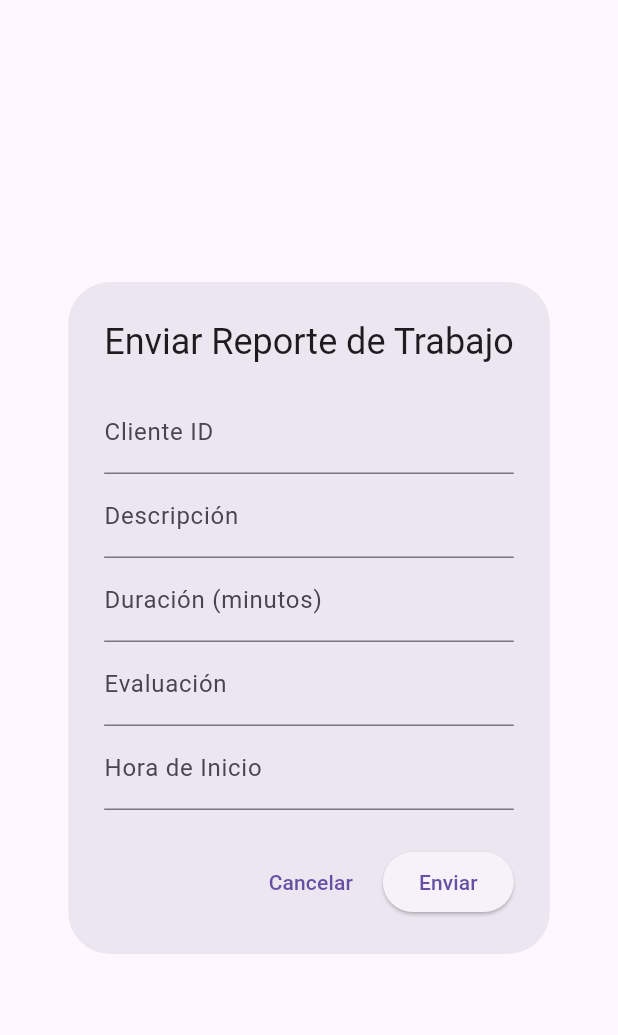
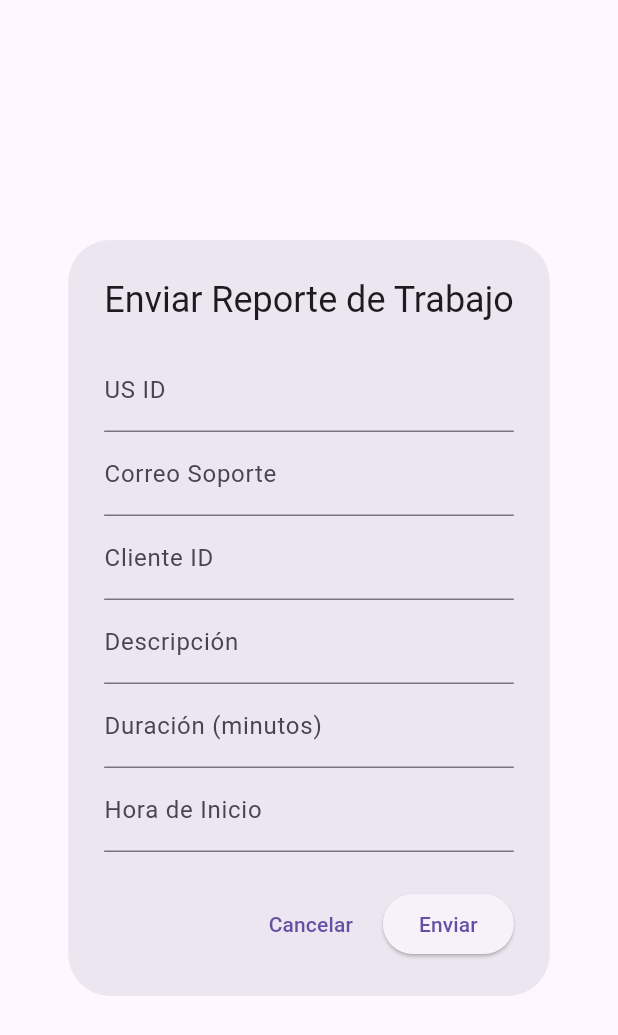
Before and after one commit to ChristianMA19/controlarPersonal_remoto, a Flutter app: the ReportDialog widget shown alone on an empty page, opened directly with empty values, after a tap on "Enviar", on a phone screen of 412 x 824 dp. Shown: the top 1035 px of the screen. Run offline on Flutter 3.47's test engine with Material 3 defaults, Android fonts, the phone set to English and light mode, and no system bars; our stand-ins replace flutter_rating_bar, get, loggy, sqflite; accounts and stored records are empty; network calls fail.

Commit message:
functions update

```diff
--- a/lib/data/datasources/local/localReport_datasource.dart
+++ b/lib/data/datasources/local/localReport_datasource.dart
@@ -35,6 +35,7 @@ class IDataBase implements FuncLocalReportDatasource {
     await db.execute('''
       CREATE TABLE reports (
         id INTEGER PRIMARY KEY AUTOINCREMENT,
+        correoSoporte TEXT,
         clienteID TEXT,
         descripcion TEXT,
         duracion INTEGER,
--- a/lib/data/datasources/remote/report_datasource.dart
+++ b/lib/data/datasources/remote/report_datasource.dart
@@ -7,7 +7,7 @@ import '../../../domain/models/report.dart';
 import '../remote/func_report_datasource.dart';
 
 class ReportDatasource implements FuncReportDatasource {
-  final String baseURL = 'https://retoolapi.dev/lRtcXx/data';
+  final String baseURL = 'https://retoolapi.dev/G7bm5J/data';
 
   @override
   Future<void> agregarReportesi(Report report, int status) async {
--- a/lib/domain/models/report.dart
+++ b/lib/domain/models/report.dart
@@ -1,6 +1,8 @@
 class Report {
   Report({
     this.id,
+    required this.usid,
+    required this.correoSoporte,
     required this.clienteID,
     required this.descripcion,
     required this.duracion,
@@ -9,7 +11,9 @@ class Report {
   });
 
   int? id;
-  String clienteID;
+  int usid;
+  String correoSoporte;
+  int clienteID;
   String descripcion;
   int duracion;
   String evaluacion;
@@ -18,6 +22,8 @@ class Report {
   factory Report.fromJson(Map<String, dynamic> json) {
     Report us = Report(
       id: json['id'],
+      usid: json['usid'],
+      correoSoporte: json['correoSoporte'],
       clienteID: json['clienteID'],
       descripcion: json['descripcion'],
       duracion: json['duracion'],
@@ -30,6 +36,8 @@ class Report {
   Map<String, dynamic> toJson() {
     final Map<String, dynamic> data = {
       'id': id,
+      'usid': usid,
+      'correoSoporte': correoSoporte,
       'clienteID': clienteID,
       'descripcion': descripcion,
       'duracion': duracion,
--- a/lib/main.dart
+++ b/lib/main.dart
@@ -21,7 +21,8 @@ void main() {
   Get.put(Repository());
   Get.put(ReportRepository());
   Get.put(IReports(Get.put(ReportRepository())));
-  Get.put<ReportController>(ReportController(reportUseCase: Get.find<IReports>()));
+  Get.put<ReportController>(
+      ReportController(reportUseCase: Get.find<IReports>()));
   Get.put(AuthenticationUseCase());
   Get.put(UserUseCase());
   Get.put(AuthenticationController());
--- a/lib/ui/pages/content/Report_details.dart
+++ b/lib/ui/pages/content/Report_details.dart
@@ -8,10 +8,11 @@ class ReportDialog extends StatelessWidget {
 
   @override
   Widget build(BuildContext context) {
+    TextEditingController usidController = TextEditingController();
+    TextEditingController correoSoporteController = TextEditingController();
     TextEditingController clienteIDController = TextEditingController();
     TextEditingController descripcionController = TextEditingController();
     TextEditingController duracionController = TextEditingController();
-    TextEditingController evaluacionController = TextEditingController();
     TextEditingController horaInicioController = TextEditingController();
 
     return AlertDialog(
@@ -20,6 +21,16 @@ class ReportDialog extends StatelessWidget {
         child: Column(
           crossAxisAlignment: CrossAxisAlignment.start,
           children: [
+            TextField(
+              controller: usidController,
+              decoration: const InputDecoration(labelText: 'US ID'),
+              keyboardType: TextInputType.number,
+            ),
+            TextField(
+              controller: correoSoporteController,
+              decoration: const InputDecoration(labelText: 'Correo Soporte'),
+              keyboardType: TextInputType.number,
+            ),
             TextField(
               controller: clienteIDController,
               decoration: const InputDecoration(labelText: 'Cliente ID'),
@@ -31,12 +42,8 @@ class ReportDialog extends StatelessWidget {
             ),
             TextField(
               controller: duracionController,
-              decoration: const InputDecoration(labelText: 'Duración (minutos)'),
-              keyboardType: TextInputType.number,
-            ),
-            TextField(
-              controller: evaluacionController,
-              decoration: const InputDecoration(labelText: 'Evaluación'),
+              decoration:
+                  const InputDecoration(labelText: 'Duración (minutos)'),
               keyboardType: TextInputType.number,
             ),
             TextField(
@@ -56,17 +63,20 @@ class ReportDialog extends StatelessWidget {
         ),
         ElevatedButton(
           onPressed: () {
-            String clienteID = clienteIDController.text;
+            int usid = int.parse(usidController.text);
+            String correoSoporte = correoSoporteController.text;
+            int clienteID = int.parse(clienteIDController.text);
             String descripcion = descripcionController.text;
             int duracion = int.parse(duracionController.text);
-            String evaluacion = evaluacionController.text;
             DateTime horaInicio = DateTime.parse(horaInicioController.text);
 
             Report newReport = Report(
+              usid: usid,
+              correoSoporte: correoSoporte,
               clienteID: clienteID,
               descripcion: descripcion,
               duracion: duracion,
-              evaluacion: evaluacion,
+              evaluacion: "", // No se agrega evaluación en este punto
               horaInicio: horaInicio,
             );
 
```
Also changed, not shown: lib/ui/pages/content/home_sup.dart (+38 -8 lines), lib/ui/pages/content/listus_form.dart (+8 -15 lines).
